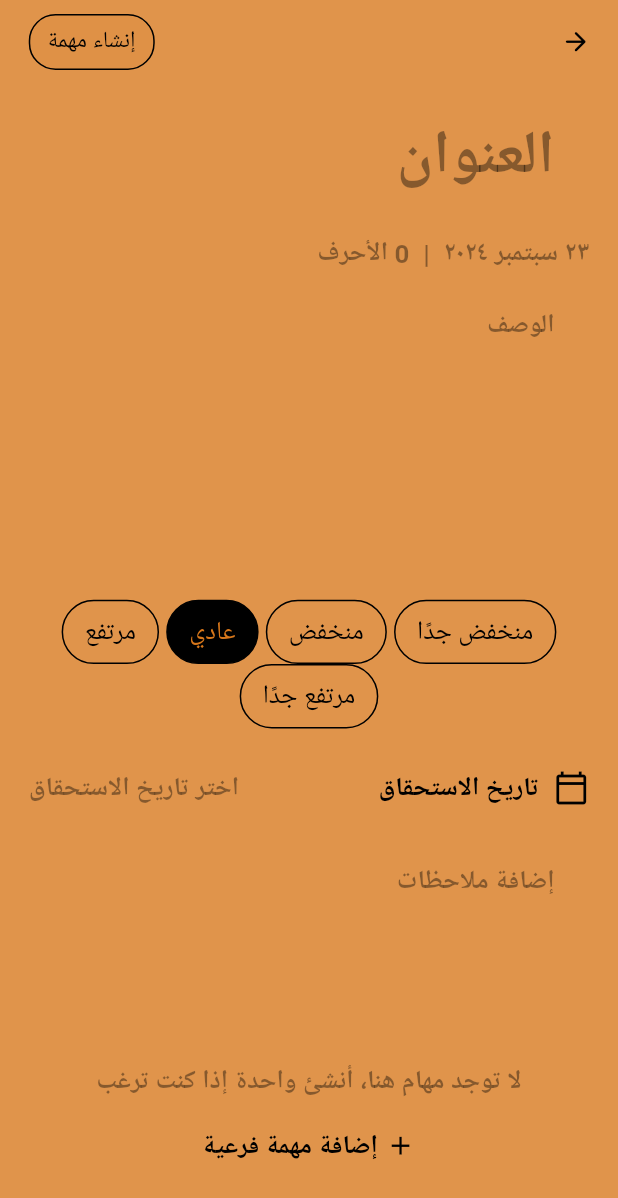
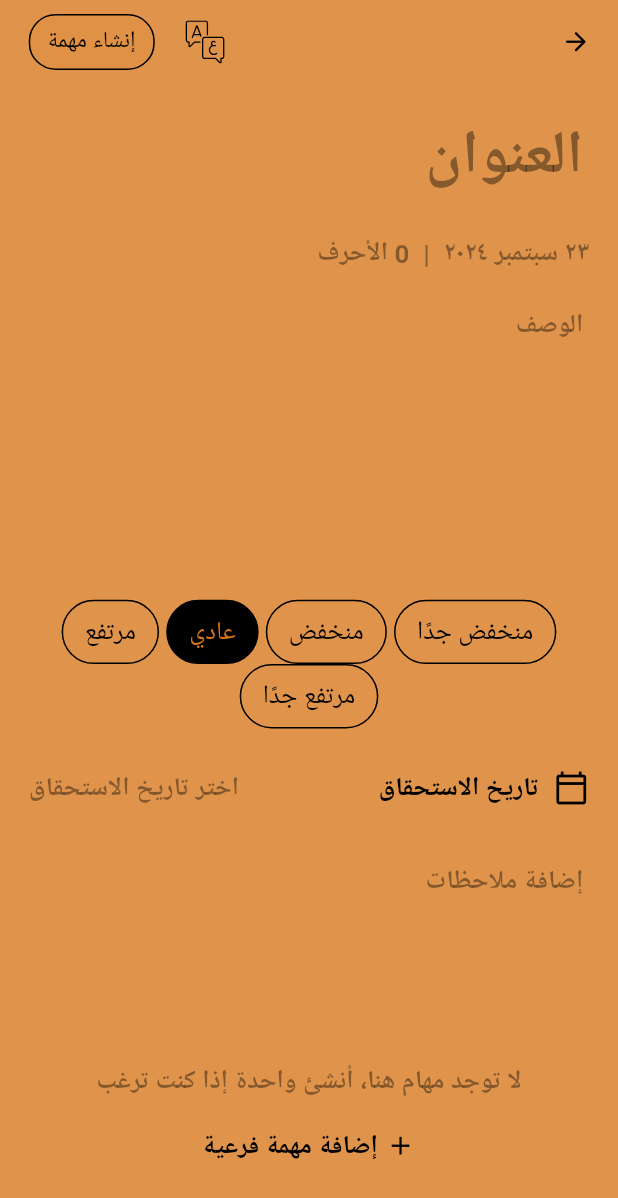
Before and after one commit to Ajwad-Mir/taskify, a Flutter app: the TaskDetailsPage screen opened directly, on a phone screen of 412 x 824 dp. Shown: the top 1198 px of the screen. Run offline on Flutter 3.47's test engine with Material 3 defaults, Android fonts, the phone set to English and light mode, and no system bars; our stand-ins replace animate_do, cloud_firestore, connectivity_plus, firebase_auth, firebase_core, flutter_screenutil and 8 more; missing offline and left inert: workmanager; accounts and stored records are empty; Roboto replaces fonts that are missing (Poppins).

```diff
--- a/lib/app/modules/tasks/controller/tasks_details_controller.dart
+++ b/lib/app/modules/tasks/controller/tasks_details_controller.dart
@@ -8,7 +8,7 @@ import 'package:taskify/app/services/localization_service.dart';
 import 'package:taskify/generated/l10n.dart';
 import 'package:taskify/global/widgets/custom_loader_widget.dart';
 
-class TasksDetailsController extends GetxController {
+class TasksDetailsController extends GetxController with GetSingleTickerProviderStateMixin {
   final selectedTask = TaskModel.empty().obs;
   final titleController = TextEditingController();
   final descriptionController = TextEditingController();
@@ -25,13 +25,28 @@ class TasksDetailsController extends GetxController {
   var descriptionLength = 0.obs;
   final selectedDueDate = Rxn<DateTime>();
   final isUpdateMode = false.obs;
+  late final AnimationController animationController;
+  late final Animation<double> animation;
 
   @override
   void onInit() {
     super.onInit();
+
+    animationController = AnimationController(
+      duration: const Duration(milliseconds: 500),
+      vsync: this,
+    );
+
+    animation = Tween<double>(begin: 1.0, end: 0.0).animate(animationController);
     descriptionController.addListener(() {
       descriptionLength.value = descriptionController.text.replaceAll('\n', '').length;
     });
+  }
+
+  @override
+  void dispose() {
+    animationController.dispose();
+    super.dispose();
   }
 
   void setupDateForUpdate(TaskModel task) {
--- a/lib/app/modules/tasks/page/create_task_page.dart
+++ b/lib/app/modules/tasks/page/create_task_page.dart
@@ -1,10 +1,12 @@
 import 'package:flutter/cupertino.dart';
 import 'package:flutter/material.dart';
 import 'package:flutter_screenutil/flutter_screenutil.dart';
+import 'package:flutter_svg/flutter_svg.dart';
 import 'package:get/get.dart';
 import 'package:intl/intl.dart';
 import 'package:taskify/app/modules/tasks/controller/tasks_details_controller.dart';
 import 'package:taskify/app/services/localization_service.dart';
+import 'package:taskify/generated/assets.dart';
 import 'package:taskify/generated/l10n.dart';
 import 'package:taskify/global/colors/colors.dart';
 import 'package:taskify/global/textstyle/app_text_styles.dart';
@@ -20,6 +22,7 @@ class TaskDetailsPage extends GetView<TasksDetailsController> {
   Widget build(BuildContext context) {
     return GetBuilder<TasksDetailsController>(
       builder: (_) => Scaffold(
+        key: ValueKey(Get.find<LocalizationService>().locale.languageCode),
         backgroundColor: Theme.of(context).brightness == Brightness.dark ? AppColors.primary.withAlpha(110) : AppColors.primary.withAlpha(200),
         appBar: AppBar(
           backgroundColor: Colors.transparent,
@@ -40,6 +43,27 @@ class TaskDetailsPage extends GetView<TasksDetailsController> {
             ),
           ),
           actions: [
+            CupertinoButton(
+              onPressed: () async {
+                final currentLocale = Get.find<LocalizationService>().locale.languageCode;
+                final newLocale = currentLocale == 'en' ? 'ar' : 'en';
+
+                // Start the fade-out animation
+                controller.animationController.forward().then((_) {
+                  Get.find<LocalizationService>().changeLocale(newLocale);
+                  controller.animationController.reverse();
+                });
+              },
+              minSize: 0,
+              padding: EdgeInsets.zero,
+              child: SvgPicture.asset(
+                Assets.svgEnglishToArabic,
+                colorFilter: ColorFilter.mode(Theme.of(context).brightness == Brightness.dark ? Colors.white : Colors.black, BlendMode.srcIn),
+                width: 30.w,
+                height: 30.w,
+              ),
+            ),
+            20.horizontalSpace,
             CupertinoButton(
               onPressed: () async {
                 if (controller.isUpdateMode.isFalse) {
@@ -71,7 +95,9 @@ class TaskDetailsPage extends GetView<TasksDetailsController> {
             20.horizontalSpace,
           ],
         ),
-        body: SizedBox(
+        body: FadeTransition(
+          opacity: controller.animation,
+          child: SizedBox(
             width: Get.width,
             height: Get.height,
             child: SingleChildScrollView(
@@ -97,6 +123,7 @@ class TaskDetailsPage extends GetView<TasksDetailsController> {
             ),
           ),
         ),
+      ),
       dispose: (_) {
         if (controller.isUpdateMode.isTrue) {
           controller.clearData();
@@ -106,9 +133,7 @@ class TaskDetailsPage extends GetView<TasksDetailsController> {
   }
 
   Widget _buildTitleWidget(BuildContext context) {
-    return Padding(
-      padding: EdgeInsets.symmetric(horizontal: 20.w),
-      child: CustomizedTextFormField(
+    return CustomizedTextFormField(
       controller: controller.titleController,
       style: AppTextStyles.bold.copyWith(
         fontSize: 42.sp,
@@ -122,7 +147,6 @@ class TaskDetailsPage extends GetView<TasksDetailsController> {
       fillColor: Colors.transparent,
       border: InputBorder.none,
       focusedBorder: InputBorder.none,
-      ),
     );
   }
 
@@ -140,9 +164,7 @@ class TaskDetailsPage extends GetView<TasksDetailsController> {
   }
 
   Widget _buildDescriptionWidget(BuildContext context) {
-    return Padding(
-      padding: EdgeInsets.symmetric(horizontal: 20.w),
-      child: CustomizedTextFormField(
+    return CustomizedTextFormField(
       controller: controller.descriptionController,
       style: AppTextStyles.bold.copyWith(
         fontSize: 18.sp,
@@ -157,7 +179,6 @@ class TaskDetailsPage extends GetView<TasksDetailsController> {
       fillColor: Colors.transparent,
       border: InputBorder.none,
       focusedBorder: InputBorder.none,
-      ),
     );
   }
 
@@ -236,9 +257,7 @@ class TaskDetailsPage extends GetView<TasksDetailsController> {
   }
 
   Widget _buildNoteWidget(BuildContext context) {
-    return Padding(
-      padding: EdgeInsets.symmetric(horizontal: 20.w),
-      child: CustomizedTextFormField(
+    return CustomizedTextFormField(
       controller: controller.notesController,
       style: AppTextStyles.bold.copyWith(
         fontSize: 18.sp,
@@ -254,14 +273,11 @@ class TaskDetailsPage extends GetView<TasksDetailsController> {
       fillColor: Colors.transparent,
       border: InputBorder.none,
       focusedBorder: InputBorder.none,
-      ),
     );
   }
 
   Widget _buildSubtaskWidget(BuildContext context) {
-    return Padding(
-      padding: EdgeInsets.symmetric(horizontal: 20.w),
-      child: Obx(
+    return Obx(
       () => Column(
         crossAxisAlignment: CrossAxisAlignment.center,
         mainAxisSize: MainAxisSize.min,
@@ -329,7 +345,6 @@ class TaskDetailsPage extends GetView<TasksDetailsController> {
           40.verticalSpace,
         ],
       ),
-      ),
     );
   }
 }
--- a/lib/app/modules/tasks/page/tasks_page.dart
+++ b/lib/app/modules/tasks/page/tasks_page.dart
@@ -109,7 +109,8 @@ class TasksPage extends GetView<TasksController> {
               colorFilter: ColorFilter.mode(Theme.of(context).brightness == Brightness.dark ? Colors.white : Colors.black, BlendMode.srcIn),
               width: 30.w,
               height: 30.w,
-              )),
+            ),
+          ),
           20.horizontalSpace,
           CupertinoButton(
             onPressed: () async {
--- a/lib/global/widgets/schedule_widget.dart
+++ b/lib/global/widgets/schedule_widget.dart
@@ -314,6 +314,7 @@ class ScheduleWidget extends GetView<TasksController> {
               child: ListView.builder(
                 shrinkWrap: true,
                 physics: const NeverScrollableScrollPhysics(),
+                itemExtent: 50.h,
                 itemCount: controller.selectedDayTasks[taskIndex].taskSubtasks.length,
                 itemBuilder: (context, index) {
                   return Row(
--- a/pubspec.yaml
+++ b/pubspec.yaml
@@ -41,9 +41,9 @@ dependencies:
   get_storage: ^2.1.1
   hive: ^2.2.3
   hive_flutter: ^1.1.0
-  cloud_firestore: ^5.4.0
-  firebase_core: ^3.4.0
-  firebase_auth: ^5.2.1
+  cloud_firestore: ^5.4.2
+  firebase_core: ^3.5.0
+  firebase_auth: ^5.3.0
   flutter_svg: ^2.0.10+1
   flutter_svg_provider: ^1.0.7
   font_awesome_flutter: ^10.7.0
```
Also changed, not shown: lib/app/modules/login/controller/login_controller.dart (+31 -1 lines), lib/app/modules/login/page/login_page.dart (+37 -6 lines), lib/app/modules/profile/controller/profile_controller.dart (+26 -1 lines), lib/app/modules/profile/page/profile_page.dart (+37 -9 lines), lib/app/modules/register/controller/register_controller.dart (+30 -1 lines), lib/app/modules/register/page/register_page.dart (+38 -11 lines), lib/l10n/intl_ar.arb (+11 -3 lines), lib/l10n/intl_en.arb (+12 -0 lines), lib/generated/intl/messages_ar.dart, lib/generated/intl/messages_en.dart, lib/generated/l10n.dart, pubspec.lock, 49 other files. Lines whose indentation alone changed are shown as unchanged.
